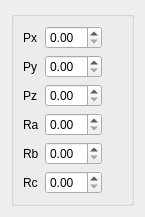
The window that source/plugin/t4/coordpara.ui (ww4u/mct-t4) describes before a commit, drawn with Qt 5.
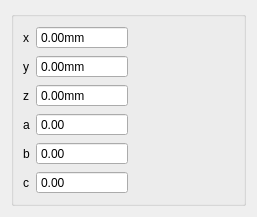
The same window after the commit. Icons and pictures are not drawn.

```diff
--- a/source/plugin/t4/coordpara.ui
+++ b/source/plugin/t4/coordpara.ui
@@ -6,8 +6,8 @@
    <rect>
     <x>0</x>
     <y>0</y>
-    <width>145</width>
-    <height>188</height>
+    <width>257</width>
+    <height>194</height>
    </rect>
   </property>
   <property name="windowTitle">
@@ -20,79 +20,177 @@
       <string/>
      </property>
      <layout class="QGridLayout" name="gridLayout">
-      <item row="1" column="1">
-       <widget class="QDoubleSpinBox" name="spinPy"/>
+      <item row="0" column="3">
+       <spacer name="horizontalSpacer">
+        <property name="orientation">
+         <enum>Qt::Horizontal</enum>
+        </property>
+        <property name="sizeHint" stdset="0">
+         <size>
+          <width>40</width>
+          <height>20</height>
+         </size>
+        </property>
+       </spacer>
       </item>
       <item row="0" column="1">
-       <widget class="QDoubleSpinBox" name="spinPx"/>
+       <widget class="QDoubleSpinBox" name="spinPx">
+        <property name="buttonSymbols">
+         <enum>QAbstractSpinBox::NoButtons</enum>
+        </property>
+        <property name="suffix">
+         <string>mm</string>
+        </property>
+        <property name="minimum">
+         <double>-1000000.000000000000000</double>
+        </property>
+        <property name="maximum">
+         <double>1000000.000000000000000</double>
+        </property>
+       </widget>
+      </item>
+      <item row="1" column="1">
+       <widget class="QDoubleSpinBox" name="spinPy">
+        <property name="buttonSymbols">
+         <enum>QAbstractSpinBox::NoButtons</enum>
+        </property>
+        <property name="suffix">
+         <string>mm</string>
+        </property>
+        <property name="minimum">
+         <double>-1000000.000000000000000</double>
+        </property>
+        <property name="maximum">
+         <double>1000000.000000000000000</double>
+        </property>
+       </widget>
       </item>
       <item row="1" column="0">
        <widget class="QLabel" name="label_2">
         <property name="text">
-         <string>Py</string>
+         <string>y</string>
+        </property>
+       </widget>
+      </item>
+      <item row="5" column="1">
+       <widget class="QDoubleSpinBox" name="spinRc">
+        <property name="buttonSymbols">
+         <enum>QAbstractSpinBox::NoButtons</enum>
+        </property>
+        <property name="minimum">
+         <double>0.000000000000000</double>
+        </property>
+        <property name="maximum">
+         <double>360.000000000000000</double>
         </property>
        </widget>
       </item>
       <item row="0" column="0">
        <widget class="QLabel" name="label">
         <property name="text">
-         <string>Px</string>
+         <string>x</string>
         </property>
        </widget>
       </item>
-      <item row="5" column="1">
-       <widget class="QDoubleSpinBox" name="spinRc"/>
-      </item>
-      <item row="3" column="1">
-       <widget class="QDoubleSpinBox" name="spinRa"/>
-      </item>
       <item row="2" column="0">
        <widget class="QLabel" name="label_3">
         <property name="text">
-         <string>Pz</string>
+         <string>z</string>
         </property>
        </widget>
       </item>
       <item row="4" column="0">
        <widget class="QLabel" name="label_5">
         <property name="text">
-         <string>Rb</string>
+         <string>b</string>
+        </property>
+       </widget>
+      </item>
+      <item row="3" column="1">
+       <widget class="QDoubleSpinBox" name="spinRa">
+        <property name="buttonSymbols">
+         <enum>QAbstractSpinBox::NoButtons</enum>
+        </property>
+        <property name="minimum">
+         <double>0.000000000000000</double>
+        </property>
+        <property name="maximum">
+         <double>360.000000000000000</double>
         </property>
        </widget>
       </item>
       <item row="2" column="1">
-       <widget class="QDoubleSpinBox" name="spinPz"/>
+       <widget class="QDoubleSpinBox" name="spinPz">
+        <property name="buttonSymbols">
+         <enum>QAbstractSpinBox::NoButtons</enum>
+        </property>
+        <property name="suffix">
+         <string>mm</string>
+        </property>
+        <property name="minimum">
+         <double>-1000000.000000000000000</double>
+        </property>
+        <property name="maximum">
+         <double>1000000.000000000000000</double>
+        </property>
+       </widget>
+      </item>
+      <item row="4" column="1">
+       <widget class="QDoubleSpinBox" name="spinRb">
+        <property name="buttonSymbols">
+         <enum>QAbstractSpinBox::NoButtons</enum>
+        </property>
+        <property name="minimum">
+         <double>0.000000000000000</double>
+        </property>
+        <property name="maximum">
+         <double>360.000000000000000</double>
+        </property>
+       </widget>
       </item>
       <item row="5" column="0">
        <widget class="QLabel" name="label_6">
         <property name="text">
-         <string>Rc</string>
+         <string>c</string>
         </property>
        </widget>
       </item>
-      <item row="4" column="1">
-       <widget class="QDoubleSpinBox" name="spinRb"/>
-      </item>
       <item row="3" column="0">
        <widget class="QLabel" name="label_4">
         <property name="text">
-         <string>Ra</string>
+         <string>a</string>
         </property>
        </widget>
       </item>
-      <item row="0" column="2">
-       <spacer name="horizontalSpacer">
+      <item row="6" column="1">
+       <spacer name="verticalSpacer">
         <property name="orientation">
-         <enum>Qt::Horizontal</enum>
+         <enum>Qt::Vertical</enum>
         </property>
         <property name="sizeHint" stdset="0">
          <size>
-          <width>40</width>
-          <height>20</height>
+          <width>20</width>
+          <height>40</height>
          </size>
         </property>
        </spacer>
       </item>
+      <item row="0" column="2" rowspan="6">
+       <widget class="QLabel" name="label_7">
+        <property name="toolTip">
+         <string>Coordinate</string>
+        </property>
+        <property name="text">
+         <string/>
+        </property>
+        <property name="pixmap">
+         <pixmap resource="../../../res/res.qrc">:/res/image/t4/coord.png</pixmap>
+        </property>
+        <property name="scaledContents">
+         <bool>true</bool>
+        </property>
+       </widget>
+      </item>
      </layout>
     </widget>
    </item>
```
Left out of the diff: 4 changed lines with no effect on the pictures.
